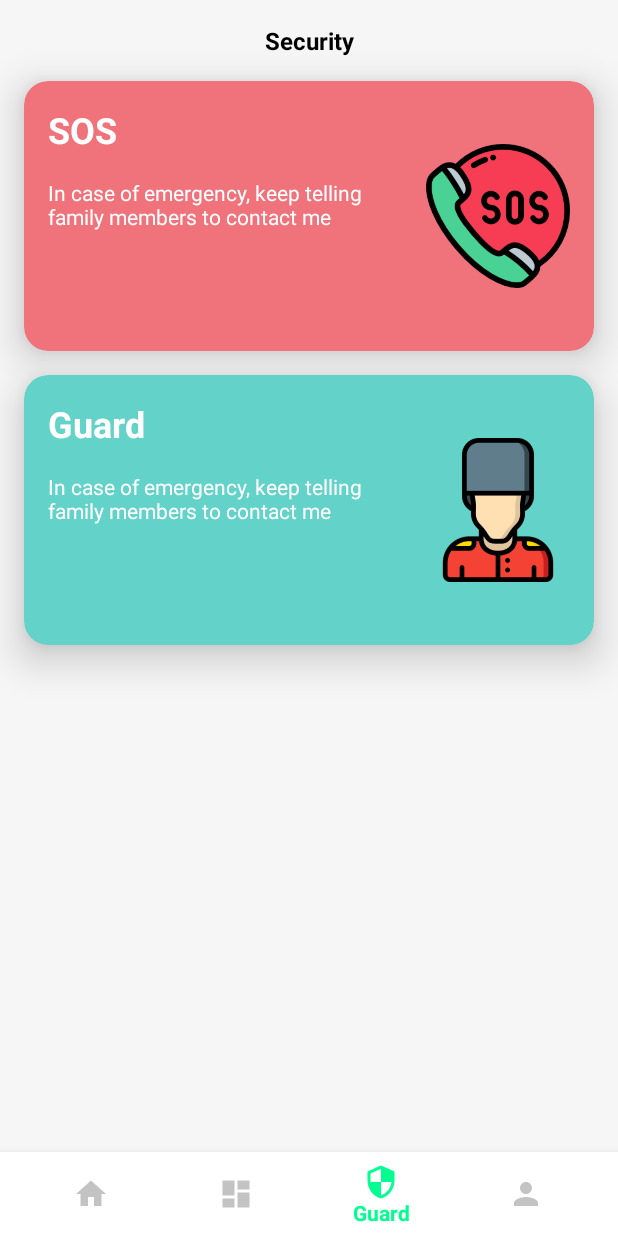
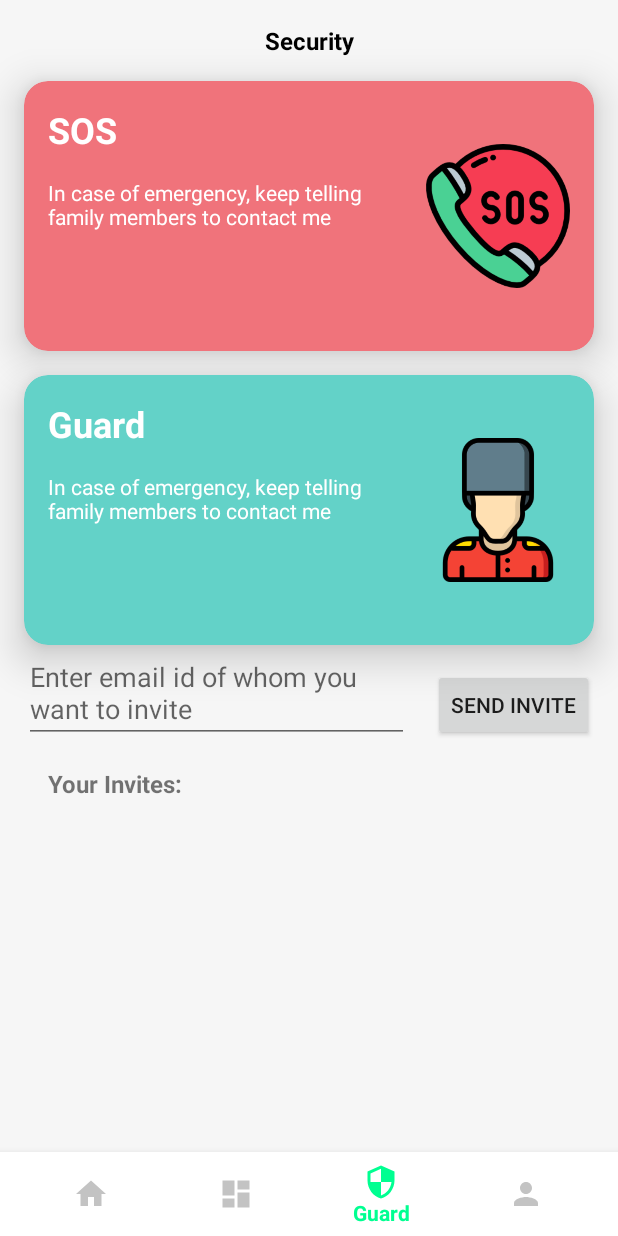
Before and after one commit to tejasvi98/MyFamily, an Android app: the MainActivity screen opened directly, with no data from a screen before it, item 3 of the bottom bar chosen, on a phone screen of 412 x 824 dp. Run offline under Robolectric (Android 15) with nearby library versions, the phone set to English and light mode, and no system bars; our stand-ins replace Firebase (no records; nobody signed in at launch, a user with empty details on screens opened directly), Room's generated code.

```diff
--- a/app/src/main/java/com/example/myfamilyapp/InviteAdapter.kt
+++ b/app/src/main/java/com/example/myfamilyapp/InviteAdapter.kt
@@ -1,22 +1,22 @@
 package com.example.myfamilyapp
 
 import android.view.LayoutInflater
-import android.view.View
 import android.view.ViewGroup
 import android.widget.TextView
 import androidx.recyclerview.widget.RecyclerView
+import com.example.myfamilyapp.databinding.ItemInviteBinding
 
 class InviteAdapter(
     private val listContacts : List<ContactModel>
 ) : RecyclerView.Adapter<InviteAdapter.ViewHolder>() {
 
-    class ViewHolder(private val item : View) : RecyclerView.ViewHolder(item){
-        val name = item.findViewById<TextView>(R.id.tv_contact_name)
+    class ViewHolder(private val item: ItemInviteBinding) : RecyclerView.ViewHolder(item.root){
+        val name = item.tvContactName
     }
 
     override fun onCreateViewHolder(parent: ViewGroup, viewType: Int): ViewHolder {
         val inflater = LayoutInflater.from(parent.context)
-        val item = inflater.inflate(R.layout.item_invite,parent,false)
+        val item = ItemInviteBinding.inflate(inflater,parent,false)
 
         return ViewHolder(item)
     }
--- a/app/src/main/java/com/example/myfamilyapp/MainActivity.kt
+++ b/app/src/main/java/com/example/myfamilyapp/MainActivity.kt
@@ -5,12 +5,16 @@ import android.content.Intent
 import android.content.pm.PackageManager
 import androidx.appcompat.app.AppCompatActivity
 import android.os.Bundle
+import android.util.Log
 import android.widget.Toast
 import androidx.core.app.ActivityCompat
 import androidx.core.content.ContextCompat
 import androidx.fragment.app.Fragment
 import com.google.android.material.bottomnavigation.BottomNavigationView
 import com.example.myfamilyapp.databinding.ActivityMainBinding
+import com.google.firebase.auth.FirebaseAuth
+import com.google.firebase.firestore.ktx.firestore
+import com.google.firebase.ktx.Firebase
 
 
 class MainActivity : AppCompatActivity() {
@@ -60,6 +64,42 @@ class MainActivity : AppCompatActivity() {
         }
 
         binding.bottomBar.selectedItemId = R.id.itHome  // it makes home option in bottom navigation always selected
+
+        val currentUser = FirebaseAuth.getInstance().currentUser
+        val name = currentUser?.displayName.toString()
+        val mail = currentUser?.email.toString()
+        val phoneNumber = currentUser?.phoneNumber.toString()
+        val imageUrl = currentUser?.photoUrl.toString()
+
+        // Access a Cloud Firestore instance from your Activity
+        val db = Firebase.firestore
+        // Create a new user with a first and last name
+        val user = hashMapOf(
+            "name" to name,
+            "mail" to mail,
+            "phone_number" to phoneNumber,
+            "imageUrl" to imageUrl
+        )
+
+        //add custom document with custom id
+        db.collection("users").document(mail).set(user)
+            .addOnSuccessListener {
+                Log.d("Firestore89", "DocumentSnapshot added with ID: $mail")
+            }
+            .addOnFailureListener {
+                Log.w("Firestore89", "Error adding document", it)
+            }
+
+          // Add a new document with a generated ID
+//        db.collection("users")
+//            .add(user)
+//            .addOnSuccessListener {
+//                Log.d("Firestore89", "DocumentSnapshot added with ID: ${it.id}")
+//            }
+//            .addOnFailureListener {
+//                Log.w("Firestore89", "Error adding document", it)
+//            }
+
     }
 
     private fun askForPermission() {
--- a/app/src/main/res/layout/fragment_guard.xml
+++ b/app/src/main/res/layout/fragment_guard.xml
@@ -4,7 +4,7 @@
     xmlns:tools="http://schemas.android.com/tools"
     android:layout_width="match_parent"
     android:layout_height="match_parent"
-    android:background="@color/grey_bg" >
+    android:background="@color/grey_bg">
 
     <TextView
         android:id="@+id/tvSecurity"
@@ -119,5 +119,37 @@
         app:layout_constraintEnd_toEndOf="@+id/mcvGreen_card"
         app:layout_constraintTop_toTopOf="@+id/mcvGreen_card" />
 
+    <EditText
+        android:id="@+id/etEmail"
+        android:layout_width="@dimen/dimen_0"
+        android:layout_height="wrap_content"
+        android:layout_margin="@dimen/dimen_16"
+        android:hint="@string/enter_email_id_of_whom_you_want_to_invite"
+        app:layout_constraintBottom_toBottomOf="@id/bt_send_invite"
+        app:layout_constraintEnd_toStartOf="@id/bt_send_invite"
+        app:layout_constraintStart_toStartOf="parent"
+        app:layout_constraintTop_toBottomOf="@+id/mcvGreen_card" />
+
+    <Button
+        android:id="@+id/bt_send_invite"
+        android:layout_width="wrap_content"
+        android:layout_height="wrap_content"
+        android:layout_margin="@dimen/dimen_16"
+        android:text="@string/send_invite"
+        app:layout_constraintEnd_toEndOf="parent"
+        app:layout_constraintTop_toBottomOf="@id/mcvGreen_card" />
+
+
+    <TextView
+        android:id="@+id/tv_your_invites"
+        android:layout_width="wrap_content"
+        android:layout_height="wrap_content"
+        android:layout_margin="@dimen/dimen_16"
+        android:text="@string/your_invites"
+        android:textSize="@dimen/dimen_16_sp"
+        android:textStyle="bold"
+        app:layout_constraintStart_toStartOf="@+id/etEmail"
+        app:layout_constraintTop_toBottomOf="@+id/etEmail" />
+
 
 </androidx.constraintlayout.widget.ConstraintLayout>
--- a/app/src/main/res/values/strings.xml
+++ b/app/src/main/res/values/strings.xml
@@ -18,4 +18,7 @@
     <string name="string_wifi">WiFi</string>
     <string name="continue_with_google">continue with google</string>
     <string name="web_client_id_auth">id</string>
+    <string name="enter_email_id_of_whom_you_want_to_invite">Enter email id of whom you want to invite</string>
+    <string name="send_invite">Send Invite</string>
+    <string name="your_invites">Your Invites:</string>
 </resources>
```
